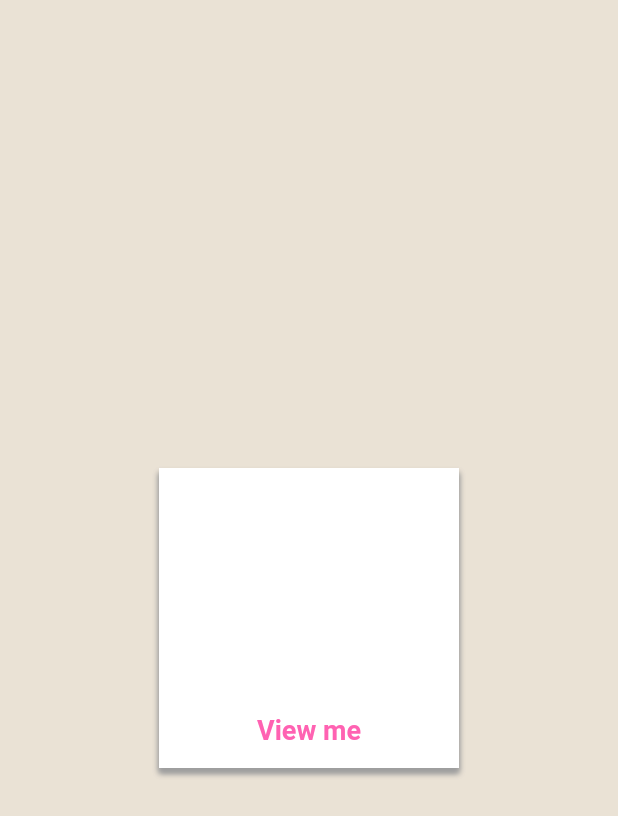
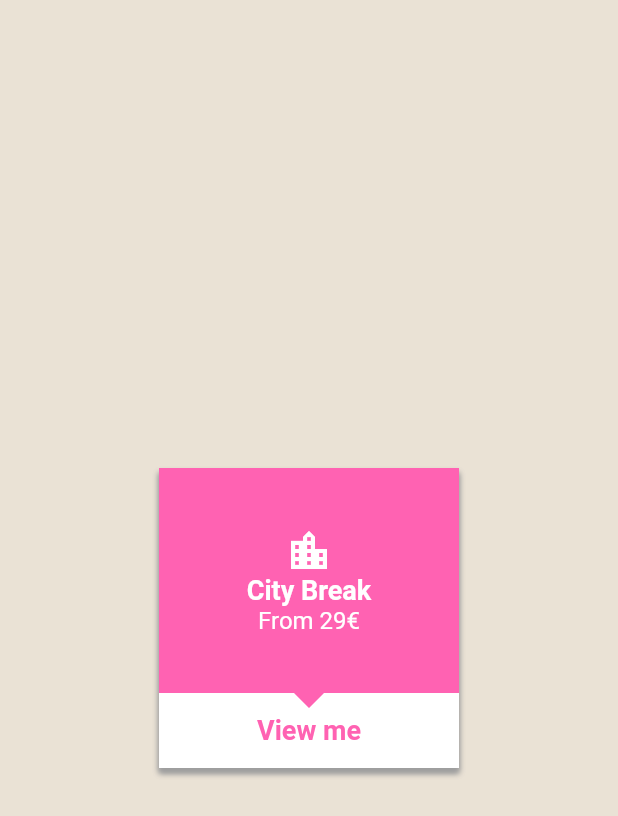
Before and after one commit to mt-tadayon/travel_folding_card, a Flutter app: the screen it shows after launch, on a phone screen of 412 x 824 dp. Shown: the top 816 px of the screen. Run offline on Flutter 3.47's test engine with Material 2 defaults, Android fonts, the phone set to English and light mode, and no system bars.

Commit message:
Refactoring CoverScreen

```diff
--- a/lib/animated_screen.dart
+++ b/lib/animated_screen.dart
@@ -19,7 +19,10 @@ class _AnimatedScreenState extends State<AnimatedScreen>
 
   Widget getScreen() {
     if (_animation.value < 0.5) {
-      visibleScreen = CoverScreen();
+      visibleScreen = CoverScreen(
+        tripTitle: 'City Break',
+        tripPrice: 'From 29€',
+      );
     } else {
       visibleScreen = ImageScreen();
     }
--- a/lib/cover_screen.dart
+++ b/lib/cover_screen.dart
@@ -2,10 +2,17 @@ import 'package:flutter/material.dart';
 import 'package:flutterchallenge02/constant.dart';
 
 class CoverScreen extends StatelessWidget {
+  final String tripTitle;
+  final String tripPrice;
+
+  CoverScreen({this.tripTitle, this.tripPrice});
+
   @override
   Widget build(BuildContext context) {
     return Container(
-      decoration: containerDecoration,
+      decoration: containerDecoration.copyWith(
+        color: const Color(0xffff62b2),
+      ),
       child: Column(
         mainAxisSize: MainAxisSize.min,
         mainAxisAlignment: MainAxisAlignment.center,
@@ -22,14 +29,14 @@ class CoverScreen extends StatelessWidget {
                   size: 32.0,
                 ),
                 Text(
-                  'City break',
+                  tripTitle,
                   style: TextStyle(
                       fontSize: 18.0,
                       fontWeight: FontWeight.bold,
                       color: Colors.white),
                 ),
                 Text(
-                  'From €29',
+                  tripPrice,
                   style: TextStyle(
                     fontSize: 16.0,
                     color: const Color(0xffffffff),
```
